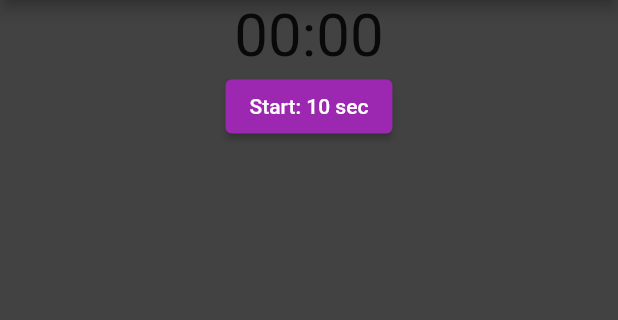
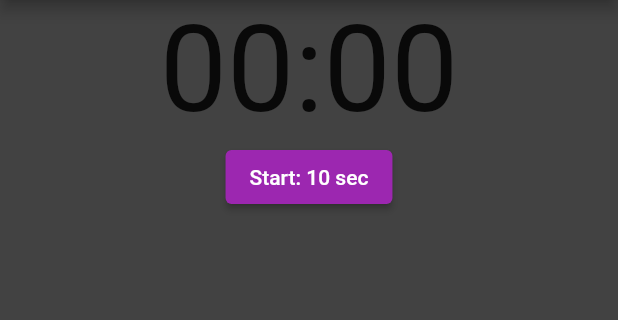
Before and after one commit to christian-anthony/TeaTimer, a Flutter app: the screen it shows after launch, on a phone screen of 412 x 824 dp, the part 84-404 px from its top. Run offline on Flutter 3.47's test engine with Material 2 defaults, Android fonts, the phone set to English and light mode, and no system bars.

Commit message:
Small UI fixes
Wrapped body in SafeArea widget for later.
Increased timer size.

```diff
--- a/lib/main.dart
+++ b/lib/main.dart
@@ -39,9 +39,9 @@ class _MyHomePageState extends State<MyHomePage> {
       appBar: AppBar(
         title: Text(widget.title),
       ),
-      body: Container(
+      body: SafeArea(
         child: TeaTimer(),
-      )
+      ),
     );
   }
 }
--- a/lib/teatimer.dart
+++ b/lib/teatimer.dart
@@ -14,16 +14,18 @@ class _TeaTimerState extends State<TeaTimer>{
 
   @override
   Widget build(BuildContext context) {
-    return Column(
-      children: [
-        Center(
-          child: timerText(context),
+    return Container(
+      alignment: Alignment.center,
+      //color: Colors.red,
+      child: Column(
+        children: [
+          timerText(context),
+          ElevatedButton(
+            child: Text("Start: 10 sec"),
+            onPressed: () => onButtonPress(),
           ),
-        ElevatedButton(
-          child: Text("Start: 10 sec"),
-          onPressed: () => onButtonPress(),
-        ),
-      ],
+        ],
+      )
     );
   }
 
@@ -87,10 +89,11 @@ class _TeaTimerState extends State<TeaTimer>{
   Widget timerText(BuildContext context){
     return Text("${_currentDuration.inMinutes}".padLeft(2,"0") + ":" + "${_currentDuration.inSeconds % Duration.secondsPerMinute}".padLeft(2,"0"),
     style: TextStyle(
-      fontSize: 40,
+      fontSize: 80,
     ),);
   }
 
   //Called on timer completion, plays sound
   void soundAlarm(){}
-}
+
+} //End of TeaTimer
```
